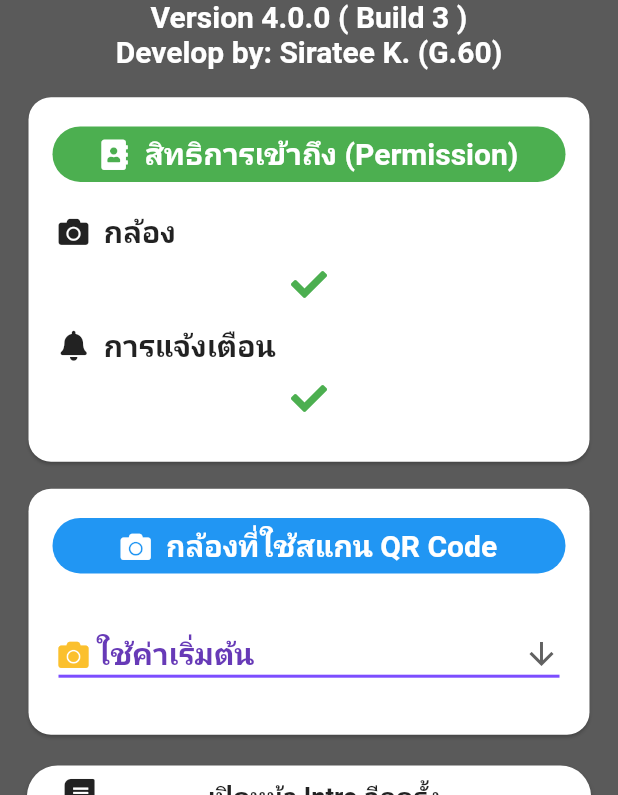
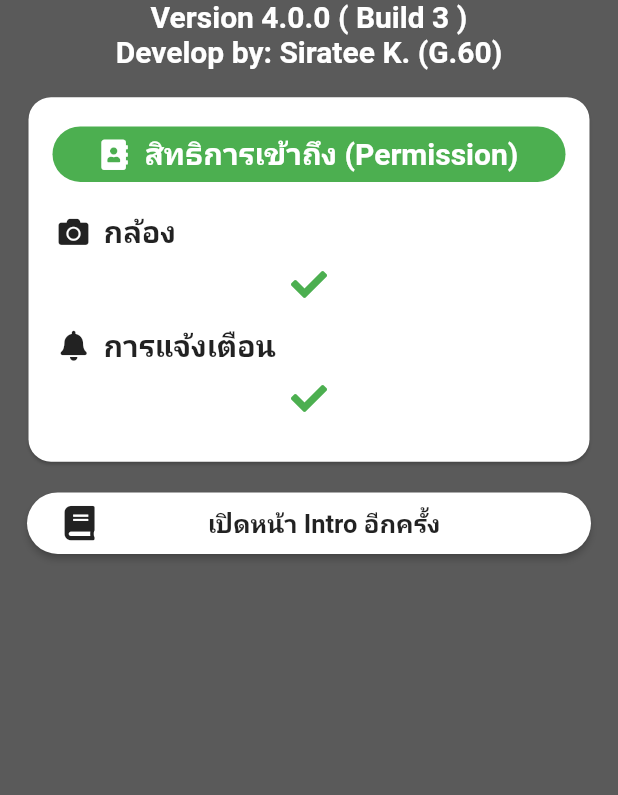
Before and after one commit to psmapps/psm_at_stamp, a Flutter app: the SettingScreen screen opened directly with empty values, on a phone screen of 412 x 824 dp, the part 441-1236 px from its top. Run offline on Flutter 3.47's test engine with Material 2 defaults, Android fonts, the phone set to English and light mode, and no system bars; our stand-ins replace cloud_firestore, firebase_auth, firebase_crashlytics, firebase_messaging, firebase_storage, flutter_staggered_animations and 7 more; missing offline and left inert: app_settings, apple_sign_in, flutter_line_sdk, flutter_udid, qr_code_scanner; accounts and stored records are empty; Roboto replaces fonts that are missing (Sukhumwit); statements that could not run were skipped; project files that could hold a hidden picture were left out.

Commit message:
Update QR Code Scaner dependency and redesign qr scaner screen. Remove Camera selection box and move this setting to qr scan screen

```diff
--- a/lib/components/camera_selection_box_component/camera_selection_box.dart
+++ /dev/null
@@ -1,164 +0,0 @@
-import 'package:barcode_scan/barcode_scan.dart';
-import 'package:flutter/material.dart';
-import 'package:font_awesome_flutter/font_awesome_flutter.dart';
-import 'package:psm_at_stamp/services/setting_services/get_camera_setting_file.dart';
-import 'package:psm_at_stamp/services/setting_services/set_camera_setting_file.dart';
-
-class CameraSelectionBox extends StatefulWidget {
-  CameraSelectionBox({Key key}) : super(key: key);
-
-  @override
-  _CameraSelectionBoxState createState() => _CameraSelectionBoxState();
-}
-
-class _CameraSelectionBoxState extends State<CameraSelectionBox> {
-  String dropdownValue = "-1";
-  List<String> dropdownValueList = ["-1"];
-  List<String> wordingForDropdownValue = [
-    "ใช้ค่าเริ่มต้น",
-    "กล้องหลัง",
-    "กล้องหน้า"
-  ];
-
-  @override
-  void initState() {
-    super.initState();
-    getAvailableCamera();
-    getCurrentCameraSetting();
-  }
-
-  Future<void> getAvailableCamera() async {
-    int _availableCamera = await BarcodeScanner.numberOfCameras;
-    if (_availableCamera == 0) {
-      setState(() {
-        dropdownValueList.add("0");
-      });
-    } else if (_availableCamera >= 1) {
-      setState(() {
-        dropdownValueList.add("0");
-        dropdownValueList.add("1");
-      });
-    }
-  }
-
-  Future<void> getCurrentCameraSetting() async {
-    String cameraSetting = (await getCameraSetting())["camera"];
-    setState(() {
-      dropdownValue = cameraSetting;
-    });
-  }
-
-  @override
-  Widget build(BuildContext context) {
-    return Padding(
-      padding: const EdgeInsets.all(5),
-      child: Card(
-        shape: RoundedRectangleBorder(borderRadius: BorderRadius.circular(15)),
-        child: Column(
-          children: <Widget>[
-            Padding(
-              padding: const EdgeInsets.only(top: 10),
-            ),
-            ListTile(
-              title: Container(
-                padding: const EdgeInsets.all(5),
-                decoration: BoxDecoration(
-                    color: Colors.blue,
-                    borderRadius: BorderRadius.circular(20)),
-                child: Row(
-                  mainAxisAlignment: MainAxisAlignment.center,
-                  children: <Widget>[
-                    Icon(
-                      FontAwesomeIcons.camera,
-                      color: Colors.white,
-                      size: 20,
-                    ),
-                    Padding(
-                      padding: const EdgeInsets.only(left: 10),
-                    ),
-                    Flexible(
-                      child: Text(
-                        "กล้องที่ใช้สแกน QR Code",
-                        style: TextStyle(
-                          color: Colors.white,
-                          fontSize: 20,
-                          fontFamily: "Sukhumwit",
-                          fontWeight: FontWeight.bold,
-                        ),
-                      ),
-                    ),
-                  ],
-                ),
-              ),
-            ),
-            Padding(
-              padding: const EdgeInsets.all(20),
-              child: Row(
-                children: <Widget>[
-                  Expanded(
-                    child: DropdownButton<String>(
-                      value: dropdownValue,
-                      icon: Expanded(
-                        child: Row(
-                          mainAxisAlignment: MainAxisAlignment.end,
-                          children: <Widget>[
-                            Icon(Icons.arrow_downward),
-                          ],
-                        ),
-                      ),
-                      iconSize: 24,
-                      elevation: 16,
-                      style: TextStyle(
-                        color: Colors.deepPurple,
-                        fontFamily: "Sukhumwit",
-                        fontSize: 20,
-                        fontWeight: FontWeight.bold,
-                      ),
-                      underline: Container(
-                        height: 2,
-                        color: Colors.deepPurpleAccent,
-                      ),
-                      onChanged: (String newValue) async {
-                        await setCameraSetting(camera: newValue);
-                        setState(() {
-                          dropdownValue = newValue;
-                        });
-                      },
-                      items: dropdownValueList.map<DropdownMenuItem<String>>(
-                        (String value) {
-                          return DropdownMenuItem<String>(
-                            value: value,
-                            child: Row(
-                              children: <Widget>[
-                                Icon(
-                                  FontAwesomeIcons.camera,
-                                  size: 20,
-                                  color: Colors.yellow[700],
-                                ),
-                                Padding(
-                                  padding: const EdgeInsets.only(left: 5),
-                                ),
-                                Text(
-                                  wordingForDropdownValue[int.parse(value) + 1],
-                                )
-                              ],
-                            ),
-                          );
-                        },
-                      ).toList(),
-                    ),
-                  ),
-                ],
-              ),
-            ),
-            Padding(
-              padding: const EdgeInsets.only(
-                bottom: 10,
-              ),
-            )
-          ],
-        ),
-      ),
-    );
-  }
-}
--- a/lib/screens/setting_screens/setting_screen.dart
+++ b/lib/screens/setting_screens/setting_screen.dart
@@ -1,7 +1,6 @@
 import 'package:flutter/material.dart';
 import 'package:font_awesome_flutter/font_awesome_flutter.dart';
 import 'package:package_info/package_info.dart';
-import 'package:psm_at_stamp/components/camera_selection_box_component/camera_selection_box.dart';
 import 'package:psm_at_stamp/components/permission_box_component/permission_box_component.dart';
 import 'package:psm_at_stamp/components/signin_button_components.dart';
 import 'package:psm_at_stamp/screens/intro_slider_screens/intro_slider_screens.dart';
@@ -112,7 +111,6 @@ class _SettingScreenState extends State<SettingScreen> {
                 padding: const EdgeInsets.only(top: 10),
               ),
               PermissionBox(),
-              CameraSelectionBox(),
               signInButtonComponent(
                 icon: FontAwesomeIcons.book,
                 title: "เปิดหน้า Intro อีกครั้ง",
--- a/pubspec.yaml
+++ b/pubspec.yaml
@@ -17,14 +17,13 @@ environment:
   sdk: ">=2.1.0 <3.0.0"
 
 dependencies:
-  flutter_barcode_scanner: ^1.0.1
+  qr_code_scanner: ^0.0.13
   package_info: ^0.4.0+18
   image: ^2.1.12
   image_picker: ^0.6.6+1
   smooth_page_indicator: ^0.1.5
   app_settings: ^4.0.0
   permission_handler: ^5.0.0+hotfix.4
-  barcode_scan: ^3.0.1
   flutter_staggered_animations: ^0.1.2
   qr_flutter: ^3.2.0
   path_provider: ^1.6.5
```
Also changed, not shown: lib/screens/home_screens/home_screen.dart (+11 -3 lines), lib/screens/intro_slider_screens/intro_slider_screens.dart (+3 -5 lines), lib/screens/intro_slider_screens/slider_pages/slider_page_camera_selection_page.dart (deleted, +0 -77 lines), lib/screens/intro_slider_screens/slider_pages/slider_page_permission_page.dart (+25 -1 lines), lib/screens/qr_reader_screens/qr_reader_screen.dart (added, +205 -0 lines), lib/services/firebase_message_service/firebase_message_config.dart (+9 -2 lines), lib/services/qr_code_scaner_services/scan_qr_code.dart (+34 -72 lines), pubspec.lock, 5 other files.
